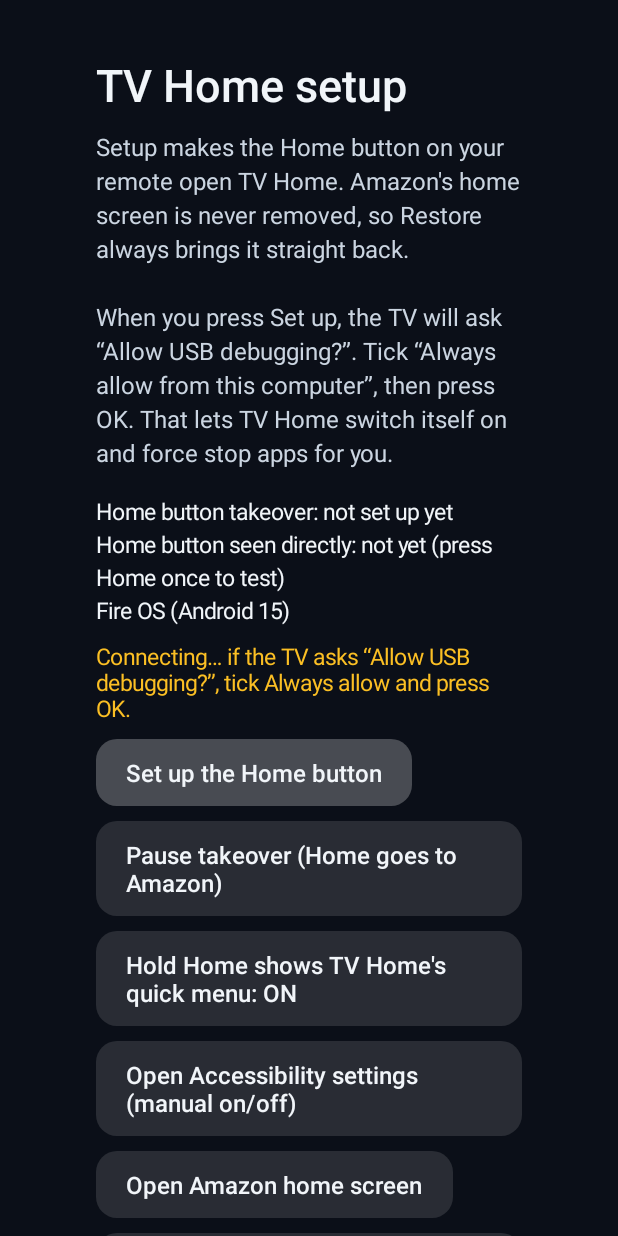
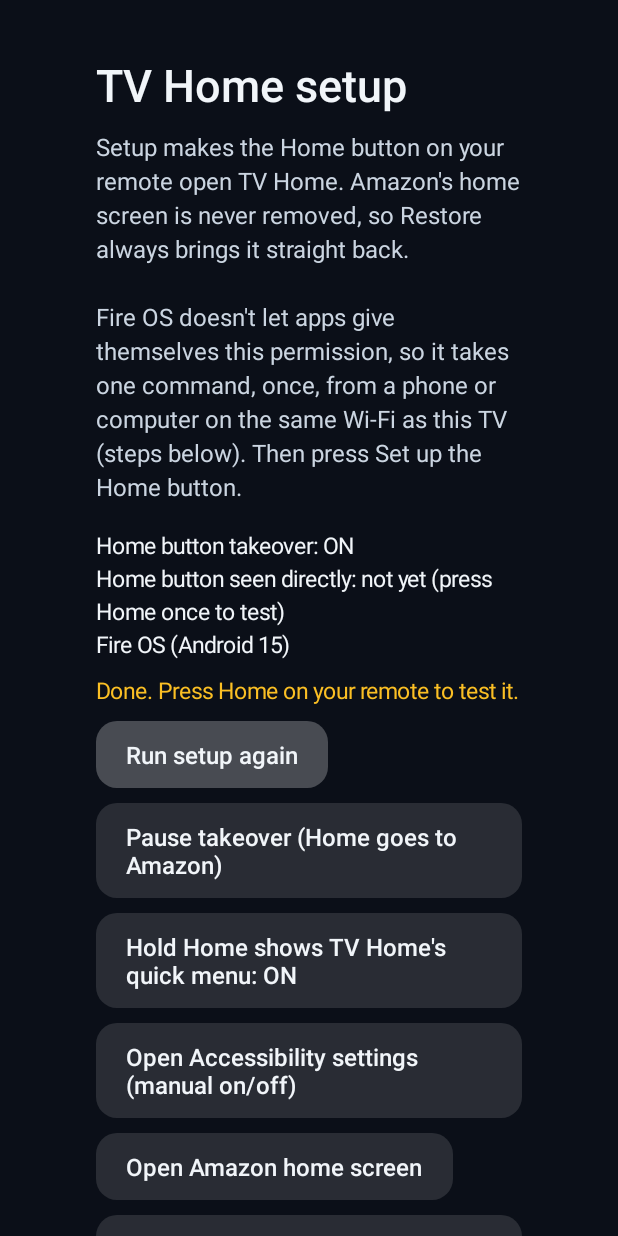
Before and after one commit to aloyalka/apps, an Android app: the SetupActivity screen opened directly, with no data from a screen before it, after a tap on "Set up the Home button", on a phone screen of 412 x 824 dp. Run offline under Robolectric (Android 15) with nearby library versions, the phone set to English and light mode, and no system bars.

Commit message:
tvhome: setup via one external pm grant (Fire OS blocks on-device ADB); force stop opens app settings
Co-Authored-By: Claude Opus 5.5 <noreply@anthropic.com>
Claude-Session: https://claude.ai/code/session_01Cexp5GDxiuN4XwPKkwMLbo

```diff
--- a/apps/tvhome/app/src/main/java/com/zag/tvhome/AllAppsActivity.java
+++ b/apps/tvhome/app/src/main/java/com/zag/tvhome/AllAppsActivity.java
@@ -86,9 +86,7 @@ public class AllAppsActivity extends Activity {
                 Util.toast(this, e.label + " added to your home screen");
             });
         }
-        labels.add("Force stop");
-        acts.add(() -> Actions.forceStop(this, e.pkg));
-        labels.add("Storage & cache (app settings)");
+        labels.add("Force stop / clear cache (app settings)");
         acts.add(() -> Actions.appInfo(this, e.pkg));
         labels.add("Uninstall");
         acts.add(() -> Actions.uninstall(this, e.pkg));
--- a/apps/tvhome/app/src/main/java/com/zag/tvhome/HomeActivity.java
+++ b/apps/tvhome/app/src/main/java/com/zag/tvhome/HomeActivity.java
@@ -239,9 +239,7 @@ public class HomeActivity extends Activity {
             reloadAndFocus();
         });
         if (e != null) {
-            labels.add("Force stop");
-            acts.add(() -> Actions.forceStop(this, tok));
-            labels.add("Storage & cache (app settings)");
+            labels.add("Force stop / clear cache (app settings)");
             acts.add(() -> Actions.appInfo(this, tok));
             labels.add("Uninstall");
             acts.add(() -> Actions.uninstall(this, tok));
--- a/apps/tvhome/app/src/main/java/com/zag/tvhome/QuickMenuActivity.java
+++ b/apps/tvhome/app/src/main/java/com/zag/tvhome/QuickMenuActivity.java
@@ -36,11 +36,9 @@ public class QuickMenuActivity extends Activity {
 
         TextView first = add(panel, "Manage installed applications", true, () -> Actions.openManageApps(this));
         if (last != null) {
-            add(panel, "Force stop " + lastName, false, () -> Actions.forceStop(this, last));
-            add(panel, lastName + ": storage & cache", false, () -> Actions.appInfo(this, last));
+            add(panel, lastName + ": force stop / clear cache", false, () -> Actions.appInfo(this, last));
         }
         add(panel, "All settings", false, () -> Actions.openSettings(this));
-        add(panel, "Sleep", false, () -> Actions.sleep(this));
 
         View spacer = new View(this);
         panel.addView(spacer, new LinearLayout.LayoutParams(1, 0, 1f));
--- a/apps/tvhome/app/src/main/java/com/zag/tvhome/SetupActivity.java
+++ b/apps/tvhome/app/src/main/java/com/zag/tvhome/SetupActivity.java
@@ -8,6 +8,7 @@ import android.os.Bundle;
 import android.os.Handler;
 import android.os.Looper;
 import android.provider.Settings;
+import android.view.View;
 import android.view.ViewGroup;
 import android.widget.LinearLayout;
 import android.widget.ScrollView;
@@ -16,7 +17,7 @@ import android.widget.TextView;
 /** One-time setup, the on/off switch, and Restore. */
 public class SetupActivity extends Activity {
     private final Handler main = new Handler(Looper.getMainLooper());
-    private TextView status, progress, takeoverBtn, holdBtn, setupBtn;
+    private TextView status, progress, takeoverBtn, holdBtn, setupBtn, manual;
     private volatile boolean busy;
 
     @Override
@@ -33,9 +34,9 @@ public class SetupActivity extends Activity {
         TextView intro = Ui.text(this,
                 "Setup makes the Home button on your remote open TV Home. Amazon's home screen is never "
                         + "removed, so Restore always brings it straight back.\n\n"
-                        + "When you press Set up, the TV will ask “Allow USB debugging?”. "
-                        + "Tick “Always allow from this computer”, then press OK. "
-                        + "That lets TV Home switch itself on and force stop apps for you.",
+                        + "Fire OS doesn't let apps give themselves this permission, so it takes one command, once, "
+                        + "from a phone or computer on the same Wi-Fi as this TV (steps below). "
+                        + "Then press Set up the Home button.",
                 16, Ui.TEXT_DIM, false);
         intro.setPadding(0, dp(10), 0, dp(18));
         intro.setLineSpacing(0, 1.2f);
@@ -47,6 +48,16 @@ public class SetupActivity extends Activity {
         progress = Ui.text(this, "", 15, 0xFFFBBF24, false);
         progress.setPadding(0, dp(10), 0, dp(10));
         col.addView(progress);
+
+        manual = Ui.text(this, "", 15, Ui.TEXT, false);
+        manual.setTypeface(android.graphics.Typeface.MONOSPACE);
+        manual.setLineSpacing(0, 1.3f);
+        manual.setPadding(dp(18), dp(14), dp(18), dp(14));
+        manual.setBackground(Ui.round(this, Ui.PANEL, 12));
+        LinearLayout.LayoutParams mLp = new LinearLayout.LayoutParams(
+                ViewGroup.LayoutParams.MATCH_PARENT, ViewGroup.LayoutParams.WRAP_CONTENT);
+        mLp.bottomMargin = dp(16);
+        col.addView(manual, mLp);
 
         setupBtn = add(col, "Set up the Home button", true, this::runSetup);
         takeoverBtn = add(col, "", false, () -> {
@@ -102,6 +113,18 @@ public class SetupActivity extends Activity {
         holdBtn.setText(Prefs.replaceHold(this)
                 ? "Hold Home shows TV Home's quick menu: ON" : "Hold Home shows TV Home's quick menu: OFF");
         setupBtn.setText(enabled ? "Run setup again" : "Set up the Home button");
+        boolean granted = hasSecureSettings();
+        manual.setVisibility(enabled ? View.GONE : View.VISIBLE);
+        manual.setText(granted
+                ? "Permission received. Press “Set up the Home button” to finish."
+                : "One-time step, from a phone or computer on the same Wi-Fi as this TV:\n\n"
+                + "1. In an ADB app (e.g. Remote ADB Shell on Android) or a computer, connect to\n"
+                + "   " + wifiIp() + "   port 5555\n"
+                + "   and press OK on the TV when it asks “Allow USB debugging?”\n\n"
+                + "2. Run this one command:\n"
+                + "   pm grant " + getPackageName() + " android.permission.WRITE_SECURE_SETTINGS\n"
+                + "   (on a computer, put “adb shell” in front of it)\n\n"
+                + "3. Come back here and press “Set up the Home button”.");
         TextView diag = (TextView) ((ViewGroup) status.getParent()).findViewWithTag("diag");
         String backup = Prefs.backup(this);
         diag.setText("Backup taken before setup:\n" + (backup == null ? "(none yet)" : backup)
@@ -112,7 +135,55 @@ public class SetupActivity extends Activity {
         main.post(() -> progress.setText(msg));
     }
 
+    private boolean hasSecureSettings() {
+        return checkSelfPermission(android.Manifest.permission.WRITE_SECURE_SETTINGS)
+                == android.content.pm.PackageManager.PERMISSION_GRANTED;
+    }
+
+    private static String wifiIp() {
+        try {
+            for (java.net.NetworkInterface ni : java.util.Collections.list(java.net.NetworkInterface.getNetworkInterfaces())) {
+                if (!ni.isUp() || ni.isLoopback()) continue;
+                for (java.net.InetAddress a : java.util.Collections.list(ni.getInetAddresses())) {
+                    if (a instanceof java.net.Inet4Address && a.isSiteLocalAddress()) return a.getHostAddress();
+                }
+            }
+        } catch (Exception ignored) {}
+        return "(this TV's IP: Settings > My Fire TV > About > Network)";
+    }
+
+    /** With the permission granted from outside, TV Home switches itself on and keeps other services. */
+    private void setupDirectly() {
+        android.content.ContentResolver cr = getContentResolver();
+        String services = Settings.Secure.getString(cr, Settings.Secure.ENABLED_ACCESSIBILITY_SERVICES);
+        String enabled = String.valueOf(Settings.Secure.getInt(cr, Settings.Secure.ACCESSIBILITY_ENABLED, 0));
+        if (Prefs.backup(this) == null) {
+            String report = "Fire OS (Android " + Build.VERSION.RELEASE + "), build " + Build.DISPLAY
+                    + "\nAccessibility services: " + services
+                    + "\nAccessibility enabled: " + enabled;
+            Prefs.saveBackup(this, report, services, enabled);
+        }
+        String id = Util.serviceId(this);
+        String cur = services == null || "null".equals(services) ? "" : services.trim();
+        String next = cur.isEmpty() ? id : (cur.contains(id) ? cur : cur + ":" + id);
+        Settings.Secure.putString(cr, Settings.Secure.ENABLED_ACCESSIBILITY_SERVICES, next);
+        Settings.Secure.putInt(cr, Settings.Secure.ACCESSIBILITY_ENABLED, 1);
+        Prefs.setTakeover(this, true);
+    }
+
     private void runSetup() {
+        if (hasSecureSettings()) {
+            try {
+                setupDirectly();
+                progress.setText(Util.serviceEnabled(this)
+                        ? "Done. Press Home on your remote to test it."
+                        : "Saved, but Fire OS didn't switch it on. Try Open Accessibility settings below.");
+            } catch (Exception e) {
+                progress.setText("Setup couldn't finish: " + e.getMessage());
+            }
+            refresh();
+            return;
+        }
         busy = true;
         progress.setText("Connecting… if the TV asks “Allow USB debugging?”, tick Always allow and press OK.");
         new Thread(() -> {
@@ -144,8 +215,8 @@ public class SetupActivity extends Activity {
             } catch (Exception e) {
                 main.post(() -> {
                     busy = false;
-                    progress.setText("Setup couldn't finish: " + e.getMessage()
-                            + "\nCheck that ADB debugging is on in Settings > My Fire TV > Developer options, then try again.");
+                    progress.setText("This Fire TV doesn't let apps do this step themselves. "
+                            + "Use a phone or computer for the one-time step below, then press Set up again.\n(" + e.getMessage() + ")");
                     refresh();
                 });
             }
```
Also changed, not shown: apps/tvhome/app/src/main/java/com/zag/tvhome/Actions.java (+6 -25 lines).
